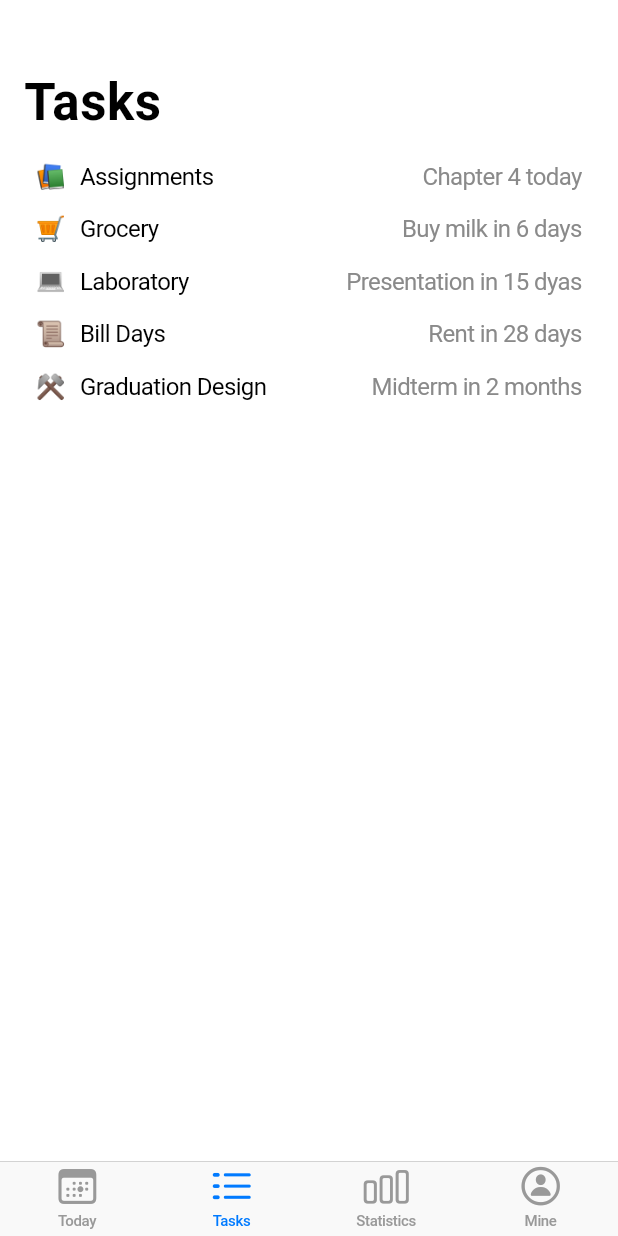
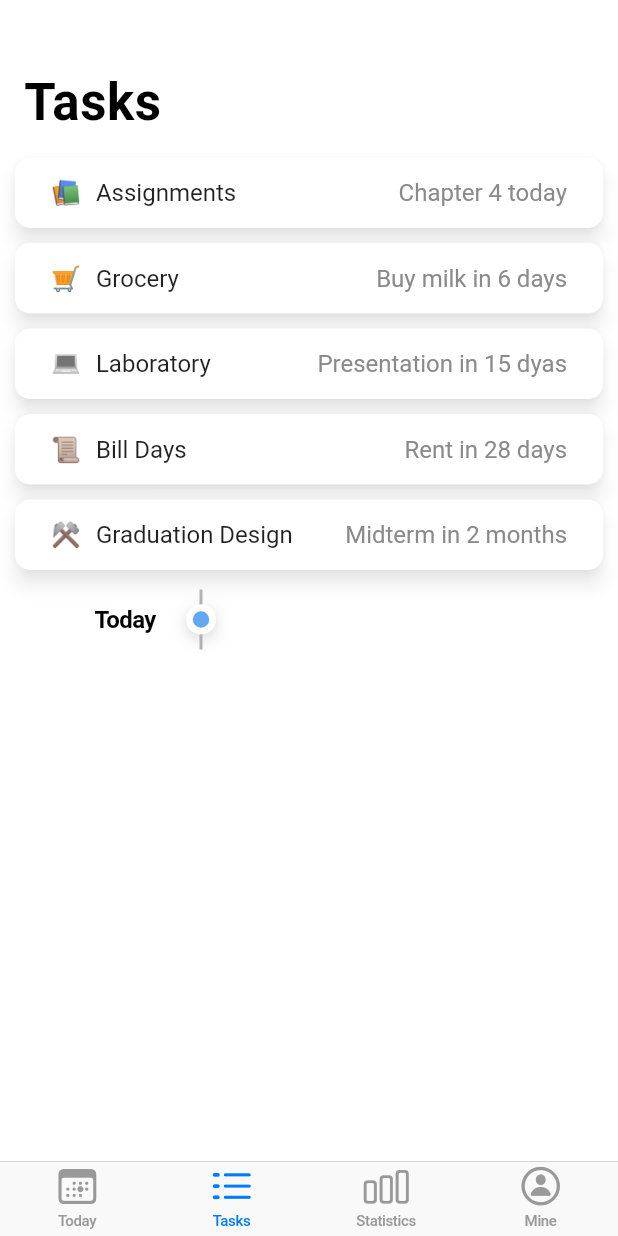
Before and after one commit to jazli1999/time_recipe, a Flutter app: the screen it shows after launch, item 2 of the bottom bar chosen, on a phone screen of 412 x 824 dp. Run offline on Flutter 3.47's test engine with Material 2 defaults, Android fonts, the light colour scheme and no system bars.

Commit message:
UI: modify task tab

```diff
--- a/lib/category_row_item.dart
+++ b/lib/category_row_item.dart
@@ -1,4 +1,5 @@
 import 'package:flutter/cupertino.dart';
+import 'package:flutter/material.dart';
 // import 'package:provider/provider.dart';
 
 // import 'models/app_state_model.dart';
@@ -18,7 +19,13 @@ class CategoryRowItem extends StatelessWidget {
 
   @override
   Widget build(BuildContext context) {
-    final row = SafeArea(
+    final row = Card(
+        elevation: 5,
+        shadowColor: Color(0x77000000),
+        margin: EdgeInsets.symmetric(horizontal: 10, vertical: 5),
+        shape: RoundedRectangleBorder(
+            borderRadius: BorderRadius.all(Radius.circular(10))),
+        child: SafeArea(
             top: false,
             bottom: false,
             minimum: const EdgeInsets.only(
@@ -28,7 +35,7 @@ class CategoryRowItem extends StatelessWidget {
               bottom: 8,
             ),
             child: Padding(
-            padding: EdgeInsets.symmetric(horizontal: 12),
+                padding: EdgeInsets.symmetric(horizontal: 12, vertical: 6),
                 child: Row(
                   mainAxisAlignment: MainAxisAlignment.spaceBetween,
                   children: <Widget>[
@@ -51,7 +58,7 @@ class CategoryRowItem extends StatelessWidget {
                       style: Styles.categoryNextTask,
                     )
                   ],
-            )));
+                ))));
     return row;
   }
 }
--- a/lib/main.dart
+++ b/lib/main.dart
@@ -6,6 +6,8 @@ import 'app.dart';
 import 'models/app_state_model.dart';
 
 void main() {
+  WidgetsFlutterBinding.ensureInitialized();
+
   // This app is designed only to work vertically, so we limit
   // orientations to portrait up and down.
   SystemChrome.setPreferredOrientations(
--- a/lib/models/task.dart
+++ b/lib/models/task.dart
@@ -5,6 +5,7 @@ class Task {
       {@required this.name,
       @required this.dateTime,
       @required this.isDone,
+      @required this.categoryId,
       @required this.id})
       : assert(name != null),
         assert(dateTime != null),
@@ -14,5 +15,6 @@ class Task {
   final String name;
   final DateTime dateTime;
   final bool isDone;
+  final int categoryId;
   final int id;
 }
--- a/lib/styles.dart
+++ b/lib/styles.dart
@@ -10,4 +10,9 @@ abstract class Styles {
   static const TextStyle baseFont = TextStyle(
     fontSize: 16,
   );
+
+  static const TextStyle baseFontBold = TextStyle(
+    fontSize: 16,
+    fontWeight: FontWeight.bold,
+  );
 }
--- a/lib/tabs/tasks_tab.dart
+++ b/lib/tabs/tasks_tab.dart
@@ -1,9 +1,11 @@
 import 'package:flutter/cupertino.dart';
+import 'package:flutter/material.dart';
 import 'package:provider/provider.dart';
 import 'package:time_recipe/category_row_item.dart';
 
 import 'package:time_recipe/models/app_state_model.dart';
 import 'package:time_recipe/models/category.dart';
+import 'package:time_recipe/task_row_item.dart';
 
 class TasksTab extends StatelessWidget {
   SliverChildBuilderDelegate _buildSliverChildBuilderDelegate(
@@ -15,7 +17,13 @@ class TasksTab extends StatelessWidget {
           index: index,
           nextTask: model.calcNextTask(index),
         );
-      else
+      else if (index == categories.length) {
+        return TaskRowItem(
+            dateTime: DateTime.now(),
+            name: 'Chapter 4',
+            isFirst: false,
+            isLast: false);
+      } else
         return null;
     });
   }
--- /dev/null
+++ b/lib/task_row_item.dart
@@ -0,0 +1,170 @@
+import 'package:flutter/cupertino.dart';
+import 'package:flutter/material.dart';
+
+// import 'package:provider/provider.dart';
+
+// import 'models/app_state_model.dart';
+import 'styles.dart';
+
+class TaskRowItem extends StatelessWidget {
+  const TaskRowItem({this.dateTime, this.name, this.isFirst, this.isLast});
+
+  final DateTime dateTime;
+  final String name;
+  final bool isFirst;
+  final bool isLast;
+
+  final weekdays = const [
+    'Mon.',
+    'Tues',
+    'Wedns',
+    'Thurs',
+    'Fri',
+    'Sat.',
+    'Sun'
+  ];
+
+  String getDateString(DateTime dateTime) {
+    final today = DateTime.now();
+    if (dateTime.year == today.year &&
+        dateTime.month == today.month &&
+        dateTime.day == today.day) return 'Today';
+    return this.weekdays[dateTime.weekday - 1] + '. ' + dateTime.day.toString();
+  }
+
+  Widget _lineBuilder() {
+    return Row(children: <Widget>[
+      Container(
+          constraints: BoxConstraints(minHeight: 10, maxHeight: 10),
+          child: Padding(
+              padding: EdgeInsets.only(left: 105),
+              child: VerticalDivider(
+                color: Color(0xffb2b2b2),
+                width: 10,
+                thickness: 2,
+              )))
+    ]);
+  }
+
+  Widget _rowContentBuilder() {
+    final dateString = getDateString(this.dateTime);
+    return Row(
+      children: [
+        Container(
+          alignment: Alignment.centerRight,
+          constraints: BoxConstraints(
+              minHeight: 20, maxHeight: 20, minWidth: 80, maxWidth: 80),
+          child: Text(dateString,
+              style: dateString == 'Today'
+                  ? Styles.baseFontBold
+                  : Styles.baseFont),
+        ),
+        Container(
+          margin: EdgeInsets.symmetric(horizontal: 20),
+          constraints: BoxConstraints(
+              minWidth: 20, minHeight: 20, maxHeight: 20, maxWidth: 20),
+          decoration: BoxDecoration(
+            color: Color(0xff64a7f2),
+            border: Border.all(color: Color(0xffffffff), width: 4.5),
+            borderRadius: BorderRadius.circular(10),
+            boxShadow: [
+              BoxShadow(
+                  color: Color(0x55000000),
+                  offset: Offset(0.0, 3.0),
+                  spreadRadius: -3,
+                  blurRadius: 10)
+            ],
+          ),
+        )
+      ],
+    );
+  }
+
+  Widget _firstRowBuilder() {
+    final row = SafeArea(
+        top: false,
+        bottom: false,
+        minimum: const EdgeInsets.only(
+          left: 12,
+          right: 12,
+          top: 8,
+          bottom: 8,
+        ),
+        child: Padding(
+            padding: EdgeInsets.symmetric(horizontal: 12),
+            child: Column(children: <Widget>[
+              _rowContentBuilder(),
+              _lineBuilder(),
+            ])));
+    return row;
+  }
+
+  Widget _onlyRowBuilder() {
+    final row = SafeArea(
+        top: false,
+        bottom: false,
+        minimum: const EdgeInsets.only(
+          left: 12,
+          right: 12,
+          top: 8,
+          bottom: 8,
+        ),
+        child: Padding(
+            padding: EdgeInsets.symmetric(horizontal: 12),
+            child: Column(children: <Widget>[
+              _rowContentBuilder(),
+            ])));
+    return row;
+  }
+
+  Widget _midRowBuilder() {
+    final row = SafeArea(
+        top: false,
+        bottom: false,
+        minimum: const EdgeInsets.only(
+          left: 12,
+          right: 12,
+          top: 8,
+          bottom: 8,
+        ),
+        child: Padding(
+            padding: EdgeInsets.symmetric(horizontal: 12),
+            child: Column(children: <Widget>[
+              _lineBuilder(),
+              _rowContentBuilder(),
+              _lineBuilder(),
+            ])));
+    return row;
+  }
+
+  Widget _lastRowBuilder() {
+    final row = SafeArea(
+        top: false,
+        bottom: false,
+        minimum: const EdgeInsets.only(
+          left: 12,
+          right: 12,
+          top: 8,
+          bottom: 8,
+        ),
+        child: Padding(
+            padding: EdgeInsets.symmetric(horizontal: 12),
+            child: Column(children: <Widget>[
+              _lineBuilder(),
+              _rowContentBuilder(),
+            ])));
+    return row;
+  }
+
+  @override
+  Widget build(BuildContext context) {
+    if (isFirst && isLast)
+      return _onlyRowBuilder();
+    else if (isFirst)
+      return _firstRowBuilder();
+    else if (isLast)
+      return _lastRowBuilder();
+    else
+      return _midRowBuilder();
+  }
+}
```
Also changed, not shown: lib/models/task_repository.dart (added, +29 -0 lines), 5 other files. Lines whose indentation alone changed are shown as unchanged.
